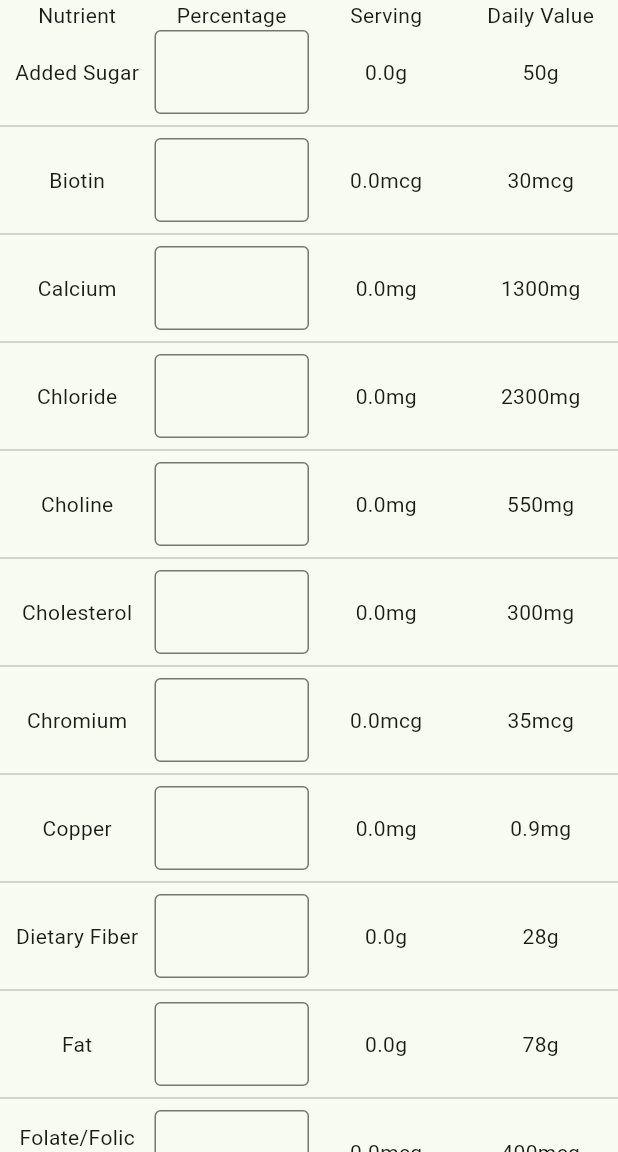
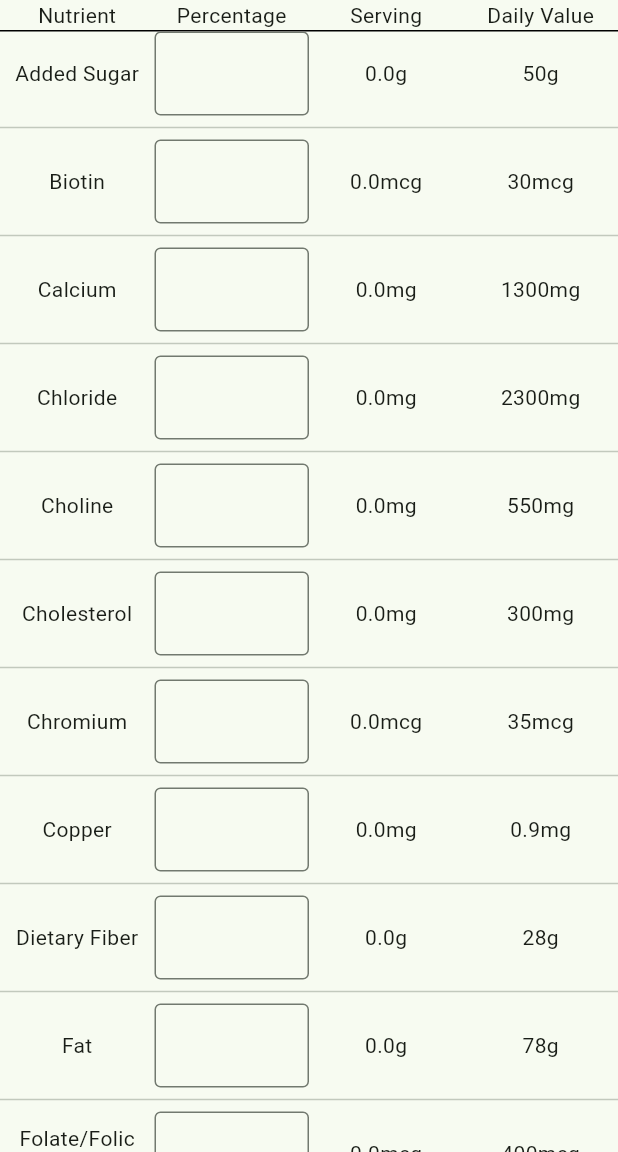
Before and after one commit to ananaso/DailyValueCalculator, a Flutter app: the screen it shows after launch, on a phone screen of 412 x 824 dp, the part 84-1236 px from its top. Run offline on Flutter 3.47's test engine with Material 3 defaults, Android fonts, the phone set to English and light mode, and no system bars.

Commit message:
add bottom border to header

```diff
--- a/lib/main.dart
+++ b/lib/main.dart
@@ -1,4 +1,4 @@
-import 'package:daily_value_calculator/nutrition_table.dart';
+import 'package:daily_value_calculator/nutrition_list.dart';
 import 'package:flutter/material.dart';
 
 void main() {
--- a/lib/nutrition_table.dart
+++ b/lib/nutrition_list.dart
@@ -13,7 +13,9 @@ class _NutrientListState extends State<NutrientList> {
   @override
   Widget build(BuildContext context) {
     return Column(children: [
-      const Row(
+      Container(
+        decoration: const BoxDecoration(border: Border(bottom: BorderSide())),
+        child: const Row(
           children: [
             Expanded(
                 child: Text(
@@ -37,6 +39,7 @@ class _NutrientListState extends State<NutrientList> {
             ))
           ],
         ),
+      ),
       Expanded(
           child: ListView.separated(
         itemCount: nutrients.length,
```
Lines whose indentation alone changed are shown as unchanged.
